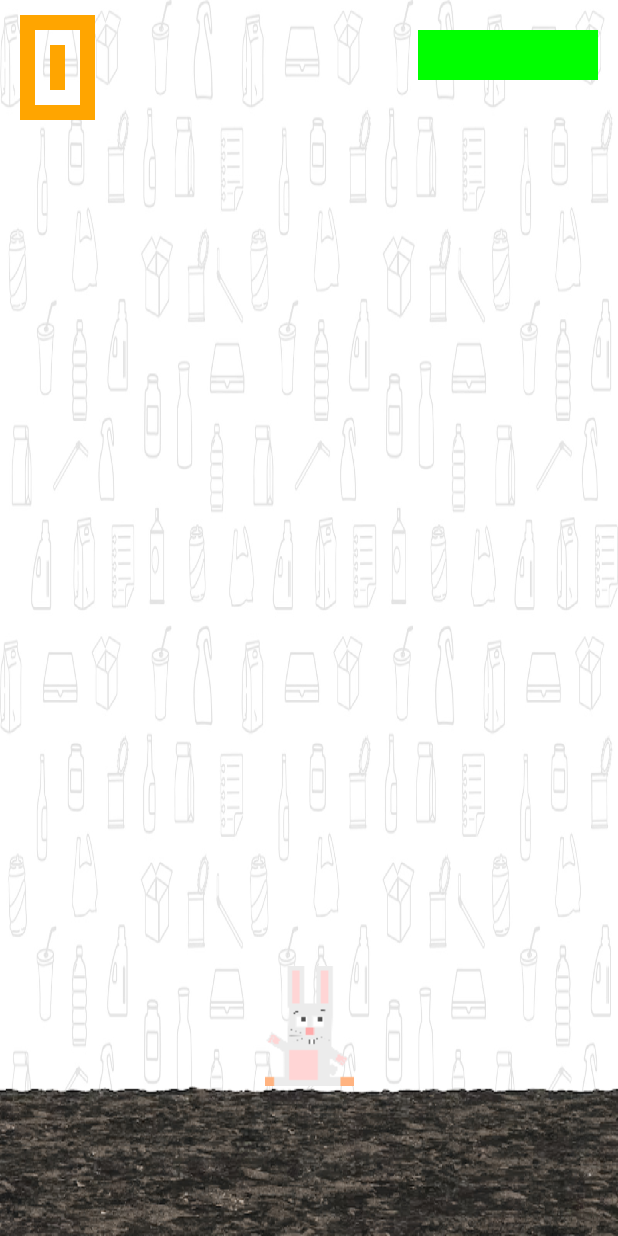
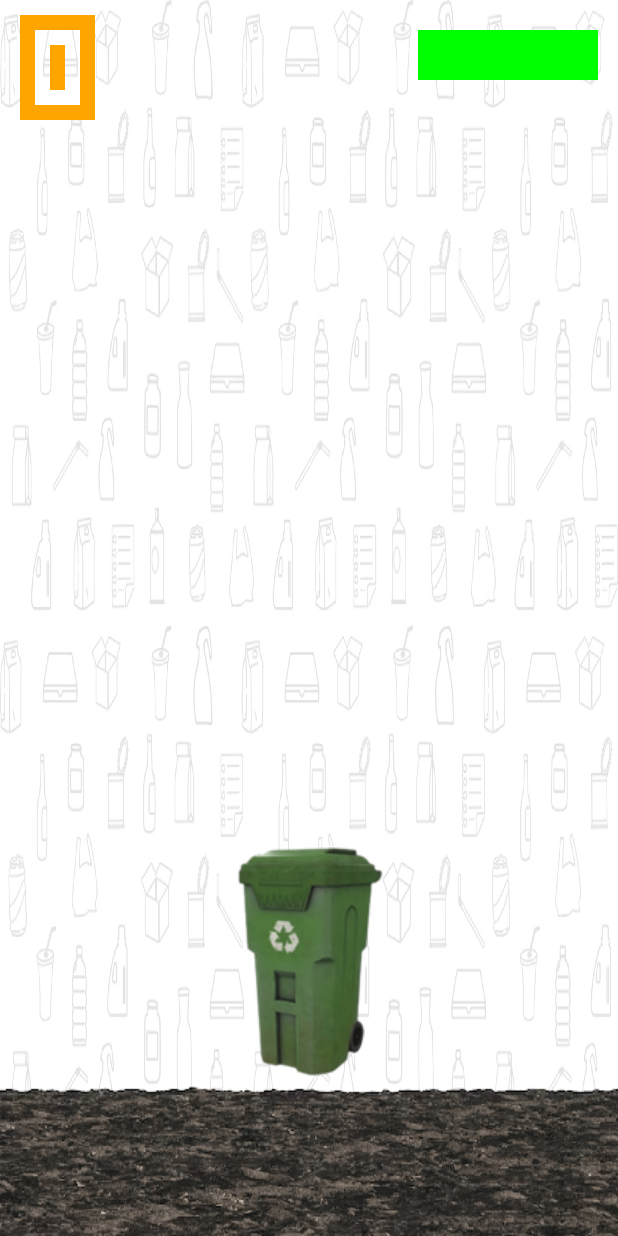
Before and after one commit to AlejandroMoc/E3_SaveTheBunny, an Android app: the screen it shows after launch (TutorialActivity), after a tap on "PLAY", on a phone screen of 412 x 824 dp. Run offline under Robolectric (Android 15) with nearby library versions, the phone set to English and light mode, and no system bars.

Commit message:
Cambios menores

```diff
--- a/app/src/main/java/mx/a01736353/savethebunny/GameView.java
+++ b/app/src/main/java/mx/a01736353/savethebunny/GameView.java
@@ -3,7 +3,6 @@ package mx.a01736353.savethebunny;
 import android.app.Activity;
 import android.content.Context;
 import android.content.Intent;
-import android.content.res.Resources;
 import android.graphics.Bitmap;
 import android.graphics.BitmapFactory;
 import android.graphics.Canvas;
@@ -39,7 +38,7 @@ public class GameView extends View {
     float rabbitX, rabbitY;
     float oldX;
     float oldRabbitX;
-    ArrayList<Spike> spikes;
+    ArrayList<Trash> trashes;
     ArrayList<Explosion> explosions;
 
     public GameView(
@@ -48,7 +47,7 @@ public class GameView extends View {
             this.context = context;
             background = BitmapFactory.decodeResource(getResources(), R.drawable.background_tiles);
             ground = BitmapFactory.decodeResource(getResources(), R.drawable.ground);
-        rabbit = BitmapFactory.decodeResource(getResources(), R.drawable.rabbit);
+            rabbit = BitmapFactory.decodeResource(getResources(), R.drawable.trashcan_1);
             Display display = ((Activity) getContext()).getWindowManager().getDefaultDisplay();
             Point size = new Point();
             display.getSize(size);
@@ -71,11 +70,11 @@ public class GameView extends View {
             random = new Random();
             rabbitX = dWidth/2-rabbit.getWidth()/2;
             rabbitY = dHeight - ground.getHeight() - rabbit.getHeight();
-        spikes = new ArrayList<>();
+            trashes = new ArrayList<>();
             explosions = new ArrayList<>();
             for (int i=0; i<3; i++){
-            Spike spike = new Spike(context);
-            spikes.add(spike);
+                Trash trash = new Trash(context);
+                trashes.add(trash);
             }
         }
 
@@ -85,34 +84,34 @@ public class GameView extends View {
         canvas.drawBitmap(background, null, rectBackground, null);
         canvas.drawBitmap(ground, null, rectGround, null);
         canvas.drawBitmap(rabbit, rabbitX, rabbitY, null);
-        for (int i = 0; i<spikes.size();i++){
-            canvas.drawBitmap(spikes.get(i).getSpike(spikes.get(i).spikeFrame),spikes.get(i).spikeX, spikes.get(i).spikeY, null);
-            spikes.get(i).spikeFrame++;
-            if (spikes.get(i).spikeFrame>2){
-                spikes.get(i).spikeFrame = 0;
+        for (int i = 0; i< trashes.size(); i++){
+            canvas.drawBitmap(trashes.get(i).getTrash(trashes.get(i).spikeFrame), trashes.get(i).spikeX, trashes.get(i).spikeY, null);
+            trashes.get(i).spikeFrame++;
+            if (trashes.get(i).spikeFrame>2){
+                trashes.get(i).spikeFrame = 0;
             }
-            spikes.get(i).spikeY += spikes.get(i).spikeVelocity;
+            trashes.get(i).spikeY += trashes.get(i).spikeVelocity;
 
             //Check if bottom of spikes touch the bottom
-            if (spikes.get(i).spikeY + spikes.get(i).getSpikeHeigth()>=dHeight-ground.getHeight()){
+            if (trashes.get(i).spikeY + trashes.get(i).getTrashHeigth()>=dHeight-ground.getHeight()){
                 points +=10;
                 Explosion explosion = new Explosion(context);
-                explosion.explosionX = spikes.get(i).spikeX;
-                explosion.explosionY = spikes.get(i).spikeY;
+                explosion.explosionX = trashes.get(i).spikeX;
+                explosion.explosionY = trashes.get(i).spikeY;
                 explosions.add(explosion);
-                spikes.get(i).resetPosition();
+                trashes.get(i).resetPosition();
             }
 
         }
 
         //Check if collision occurres
-        for (int i=0; i<spikes.size(); i++){
-            if (spikes.get(i).spikeX +spikes.get(i).getSpikeWidth()>=rabbitX
-            && spikes.get(i).spikeX <= rabbitX + rabbit.getWidth()
-            && spikes.get(i).spikeY + spikes.get(i).getSpikeWidth()>=rabbitY
-            && spikes.get(i).spikeY + spikes.get(i).getSpikeWidth()<=rabbitY + rabbit.getHeight()){
+        for (int i = 0; i< trashes.size(); i++){
+            if (trashes.get(i).spikeX + trashes.get(i).getTrashWidth()>=rabbitX
+            && trashes.get(i).spikeX <= rabbitX + rabbit.getWidth()
+            && trashes.get(i).spikeY + trashes.get(i).getTrashWidth()>=rabbitY
+            && trashes.get(i).spikeY + trashes.get(i).getTrashWidth()<=rabbitY + rabbit.getHeight()){
                 life--;
-                spikes.get(i).resetPosition();
+                trashes.get(i).resetPosition();
                 if(life ==0){
                     Intent intent = new Intent(context, GameOver.class);
                     intent.putExtra("points", points);
--- a/app/src/main/java/mx/a01736353/savethebunny/Spike.java
+++ b/app/src/main/java/mx/a01736353/savethebunny/Trash.java
@@ -6,12 +6,12 @@ import android.graphics.BitmapFactory;
 
 import java.util.Random;
 
-public class Spike {
+public class Trash {
     Bitmap spike[]=new Bitmap[3];
     int spikeFrame = 0;
     int spikeX,spikeY, spikeVelocity;
     Random random;
-    public Spike(Context context){
+    public Trash(Context context){
         spike[0] = BitmapFactory.decodeResource(context.getResources(), R.drawable.spike0);
         spike[1] = BitmapFactory.decodeResource(context.getResources(), R.drawable.spike1);
         spike[2] = BitmapFactory.decodeResource(context.getResources(), R.drawable.spike2);
@@ -20,20 +20,20 @@ public class Spike {
         resetPosition();
     }
 
-    public Bitmap getSpike(int spikeFrame){
+    public Bitmap getTrash(int spikeFrame){
         return spike[spikeFrame];
     }
 
-    public int getSpikeWidth(){
+    public int getTrashWidth(){
         return spike[0].getWidth();
     }
 
-    public int getSpikeHeigth(){
+    public int getTrashHeigth(){
         return spike[0].getHeight();
     }
 
     public void resetPosition() {
-        spikeX = random.nextInt(GameView.dWidth - getSpikeWidth());
+        spikeX = random.nextInt(GameView.dWidth - getTrashWidth());
         spikeY = -200 + random.nextInt(600) * -1;
         spikeVelocity = 35 + random.nextInt(16);
 
--- a/app/src/main/res/layout/game_over.xml
+++ b/app/src/main/res/layout/game_over.xml
@@ -14,14 +14,13 @@
         android:scaleType="centerCrop"
         android:contentDescription="@string/background" />
 
-
     <ImageButton
         android:id="@+id/imageButton2"
         android:layout_width="50dp"
         android:layout_height="50dp"
         android:layout_marginStart="30dp"
         android:layout_marginTop="30dp"
-        android:background="@drawable/restart"
+        android:background="@drawable/logo_restart"
         android:contentDescription="@string/dialog_restart"
         android:onClick="restart"
         app:layout_constraintStart_toStartOf="parent"
@@ -43,7 +42,7 @@
         android:layout_height="50dp"
         android:layout_marginTop="30dp"
         android:layout_marginEnd="30dp"
-        android:background="@drawable/exit"
+        android:background="@drawable/logo_back"
         android:contentDescription="@string/dialog_leave"
         android:onClick="exit"
         app:layout_constraintEnd_toEndOf="parent"
```
Also changed, not shown: app/src/main/res/drawable/logo_facebook.xml (deleted, +0 -18 lines), app/src/main/res/drawable/logo_google.xml (deleted, +0 -18 lines), app/src/main/res/drawable/exit.png (deleted), app/src/main/res/drawable/game_title.png (deleted), app/src/main/res/drawable/rabbit.png (deleted), app/src/main/res/drawable/restart.png (deleted). Lines whose indentation alone changed are shown as unchanged.
